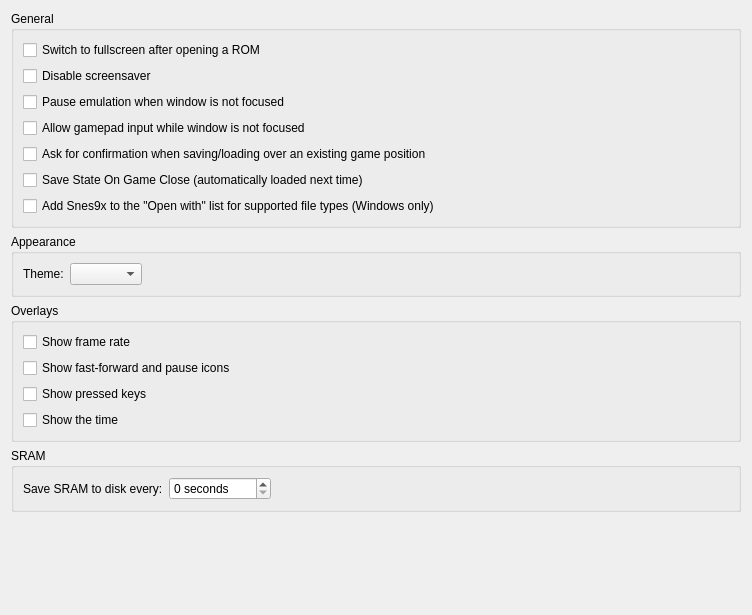
Old version of the form qt/src/GeneralPanel.ui in the repository Deathsoul56/snes9xrd.
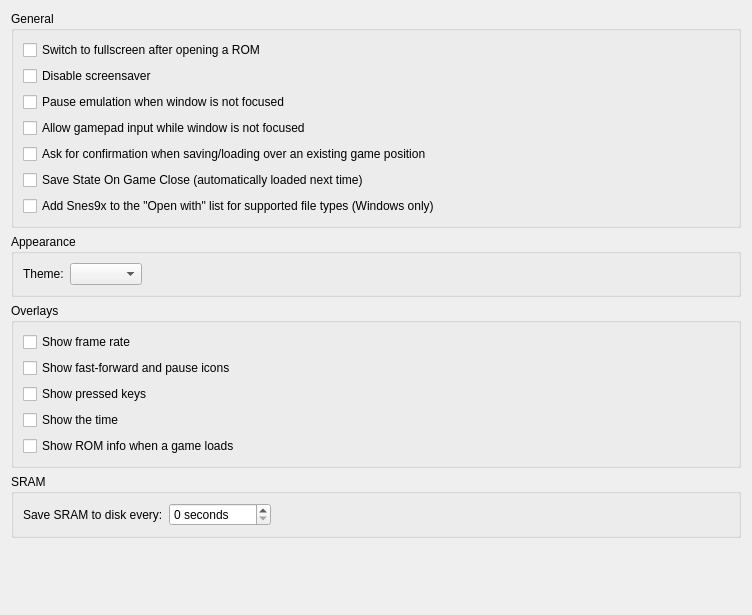
New version of the form.

```diff
--- a/qt/src/GeneralPanel.ui
+++ b/qt/src/GeneralPanel.ui
@@ -138,6 +138,13 @@
         </property>
        </widget>
       </item>
+      <item>
+       <widget class="QCheckBox" name="checkBox_show_rom_info">
+        <property name="text">
+         <string>Show ROM info when a game loads</string>
+        </property>
+       </widget>
+      </item>
      </layout>
     </widget>
    </item>
```
